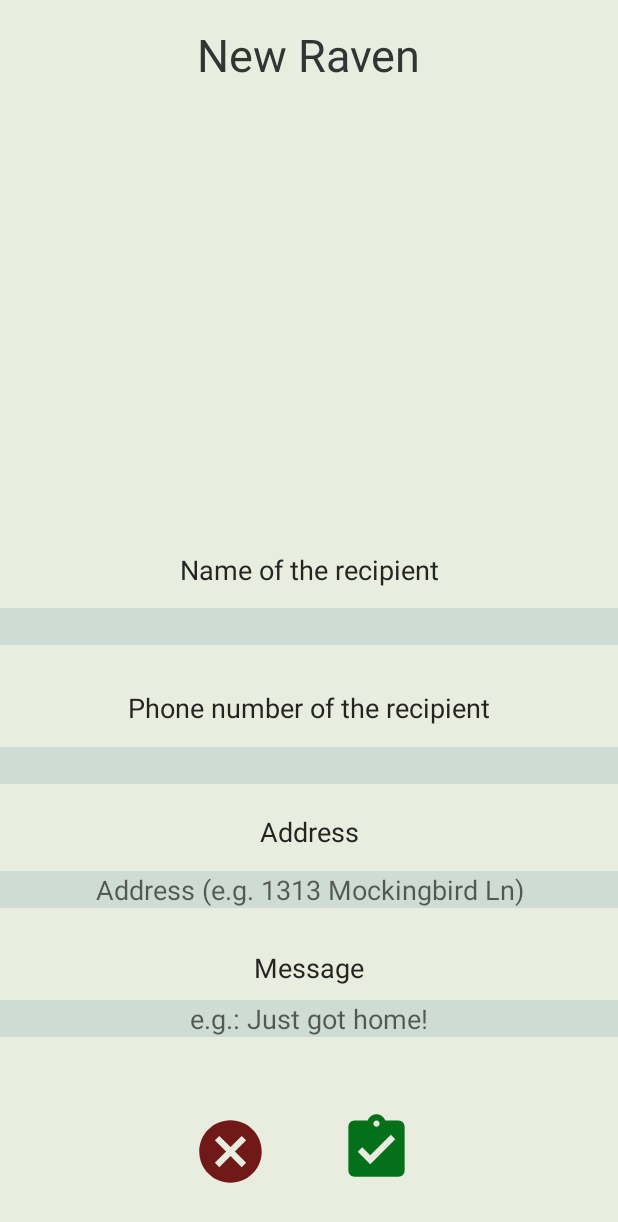
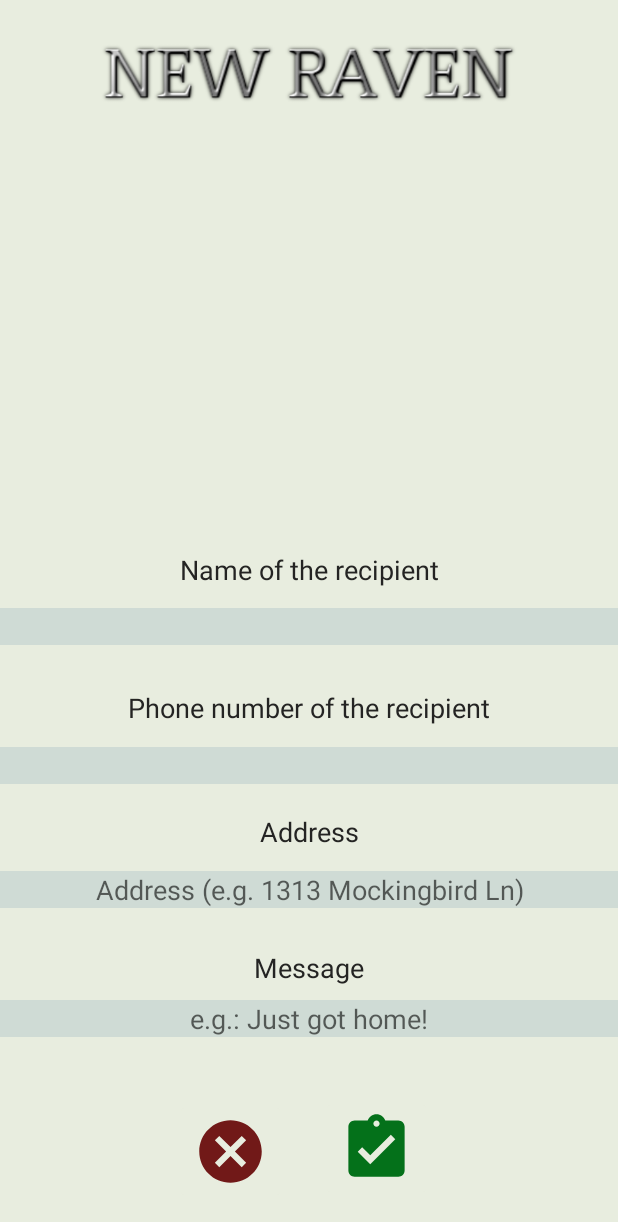
Before and after one commit to AmineToualbi/KotlinRaven, an Android app: the NewRaven screen opened directly, with no data from a screen before it, on a phone screen of 412 x 824 dp. Shown: the top 1222 px of the screen. Run offline under Robolectric (Android 15) with nearby library versions, the phone set to English and light mode, and no system bars.

Commit message:
On/Off Switch implemented + design improvements

```diff
--- a/app/src/main/res/layout/activity_main.xml
+++ b/app/src/main/res/layout/activity_main.xml
@@ -45,7 +45,7 @@
         android:layout_width="match_parent"
         android:layout_height="match_parent"
         android:src="@mipmap/off_img"
-        android:alpha="0.1"/>
+        />
 
     <Switch
         android:id="@+id/switchonoff"
@@ -53,7 +53,9 @@
         android:layout_height="wrap_content"
         android:layout_marginTop="16dp"
         android:checked="false"
-        android:splitTrack="false"
+        android:showText="false"
+        android:splitTrack="true"
+        android:thumbTint="@color/color3"
         android:trackTint="@color/valid"
         app:layout_constraintLeft_toRightOf="@+id/ravenImage"
         app:layout_constraintTop_toTopOf="parent"
--- a/app/src/main/res/layout/activity_new_raven.xml
+++ b/app/src/main/res/layout/activity_new_raven.xml
@@ -12,21 +12,20 @@
     tools:layout_editor_absoluteY="25dp">
 
 
-
-    <TextView
-        android:id="@+id/textView"
-        android:layout_width="wrap_content"
+    <ImageView
+        android:id="@+id/new_raven_title"
+        android:layout_width="0dp"
         android:layout_height="wrap_content"
+        android:layout_alignParentTop="true"
+        android:layout_centerHorizontal="true"
+        android:layout_marginStart="61dp"
         android:layout_marginTop="16dp"
-        android:text="New Raven"
-        android:textColor="@color/color1"
-        android:textSize="30dp"
+        android:layout_marginEnd="61dp"
+        android:src="@drawable/new_raven_title"
         app:layout_constraintEnd_toEndOf="parent"
+        app:layout_constraintHorizontal_bias="0.0"
         app:layout_constraintStart_toStartOf="parent"
-        app:layout_constraintTop_toTopOf="parent"
-        tools:layout_constraintLeft_creator="1"
-        tools:layout_constraintRight_creator="1"
-        tools:layout_constraintTop_creator="1" />
+        app:layout_constraintTop_toTopOf="parent" />
 
     <TextView
         android:id="@+id/textView2"
@@ -50,6 +49,7 @@
         android:layout_marginBottom="29dp"
         android:background="@color/color5"
         android:inputType="textPersonName"
+        android:textAlignment="center"
         app:layout_constraintBottom_toTopOf="@+id/textView3"
         app:layout_constraintEnd_toEndOf="parent"
         app:layout_constraintStart_toStartOf="parent"
@@ -69,7 +69,8 @@
         app:layout_constraintEnd_toEndOf="parent"
         app:layout_constraintStart_toStartOf="parent"
         tools:layout_constraintBottom_creator="1"
-        tools:layout_constraintRight_creator="1" />
+        tools:layout_constraintRight_creator="1"
+         />
 
     <EditText
         android:id="@+id/enteredNumber"
@@ -78,6 +79,7 @@
         android:layout_marginBottom="19dp"
         android:background="@color/color5"
         android:inputType="phone"
+        android:textAlignment="center"
         app:layout_constraintBottom_toTopOf="@+id/textView6"
         app:layout_constraintEnd_toEndOf="parent"
         app:layout_constraintStart_toStartOf="parent"
@@ -98,7 +100,8 @@
         app:layout_constraintEnd_toEndOf="@+id/textView4"
         tools:layout_constraintBottom_creator="1"
         tools:layout_constraintLeft_creator="1"
-        tools:layout_constraintRight_creator="1" />
+        tools:layout_constraintRight_creator="1"
+        />
 
     <EditText
         android:id="@+id/enteredAddress"
@@ -114,7 +117,9 @@
         app:layout_constraintStart_toStartOf="parent"
         tools:layout_constraintBottom_creator="1"
         tools:layout_constraintLeft_creator="1"
-        tools:layout_constraintRight_creator="1" />
+        tools:layout_constraintRight_creator="1"
+        android:textAlignment="center"
+        />
 
     <TextView
         android:id="@+id/textView4"
@@ -145,7 +150,9 @@
         app:layout_constraintStart_toStartOf="parent"
         tools:layout_constraintBottom_creator="1"
         tools:layout_constraintLeft_creator="1"
-        tools:layout_constraintRight_creator="1" />
+        tools:layout_constraintRight_creator="1"
+        android:textAlignment="center"
+        />
 
 
     <ImageButton
```
Also changed, not shown: app/src/main/java/com/example/jacobgraves/myapplication/view/MainActivity.kt (+56 -6 lines), app/src/main/res/drawable/new_raven_title.png (added).
